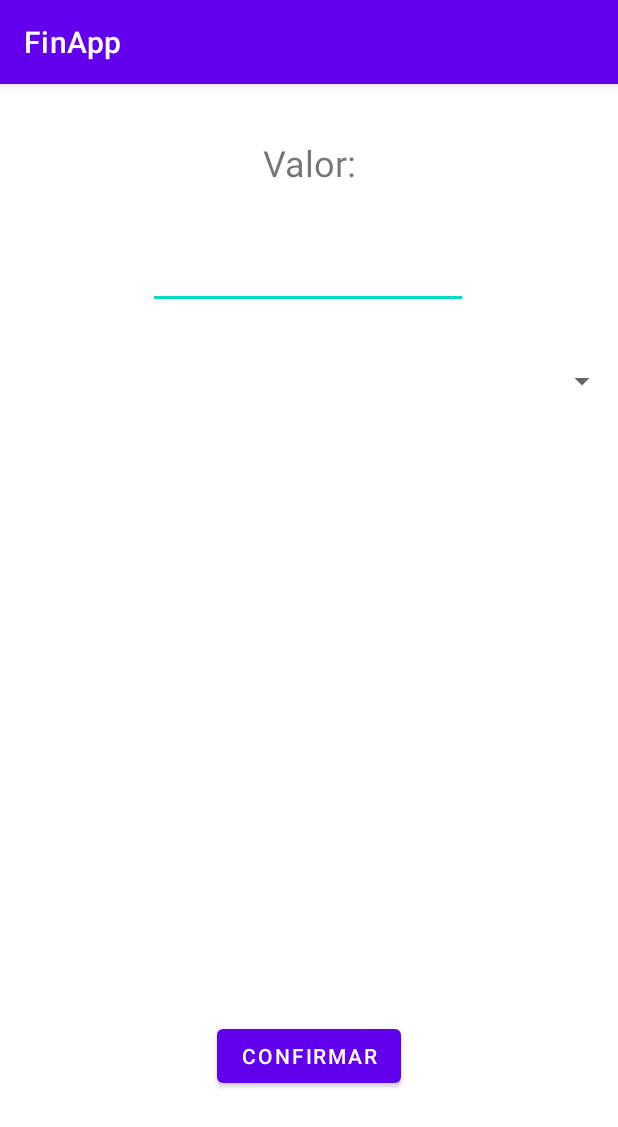
After one commit to carlosmeds/FinApp, an Android app: the AddTransactionActivity screen opened directly, with no data from a screen before it, on a phone screen of 412 x 824 dp. The commit adds this screen. Shown: the top 1127 px of the screen. Run offline under Robolectric (Android 15) with nearby library versions, the phone set to English and light mode, and no system bars.

Commit message:
Melhorias no SQLite

```diff
--- /dev/null
+++ b/app/src/main/res/layout/activity_add_transaction.xml
@@ -0,0 +1,54 @@
+<?xml version="1.0" encoding="utf-8"?>
+<androidx.constraintlayout.widget.ConstraintLayout xmlns:android="http://schemas.android.com/apk/res/android"
+    xmlns:app="http://schemas.android.com/apk/res-auto"
+    xmlns:tools="http://schemas.android.com/tools"
+    android:layout_width="match_parent"
+    android:layout_height="match_parent"
+    tools:context=".activity.AddTransactionActivity">
+
+    <EditText
+        android:id="@+id/inputValue"
+        android:layout_width="wrap_content"
+        android:layout_height="wrap_content"
+        android:layout_marginTop="36dp"
+        android:ems="10"
+        android:inputType="numberDecimal"
+        android:textAlignment="center"
+        app:layout_constraintEnd_toEndOf="parent"
+        app:layout_constraintHorizontal_bias="0.497"
+        app:layout_constraintStart_toStartOf="parent"
+        app:layout_constraintTop_toBottomOf="@+id/textValue" />
+
+    <TextView
+        android:id="@+id/textValue"
+        android:layout_width="wrap_content"
+        android:layout_height="wrap_content"
+        android:layout_marginTop="36dp"
+        android:text="Valor:"
+        android:textAlignment="center"
+        android:textSize="24sp"
+        app:layout_constraintEnd_toEndOf="parent"
+        app:layout_constraintStart_toStartOf="parent"
+        app:layout_constraintTop_toTopOf="parent" />
+
+    <Spinner
+        android:id="@+id/spinner"
+        android:layout_width="match_parent"
+        android:layout_height="wrap_content"
+        android:layout_marginTop="36dp"
+        app:layout_constraintTop_toBottomOf="@+id/inputValue"
+        tools:layout_editor_absoluteX="0dp" />
+
+    <Button
+        android:id="@+id/confirmTransaction"
+        android:layout_width="wrap_content"
+        android:layout_height="wrap_content"
+        android:layout_marginBottom="96dp"
+        android:onClick="onConfirmTransaction"
+        android:text="Confirmar"
+        android:textAlignment="center"
+        app:layout_constraintBottom_toBottomOf="parent"
+        app:layout_constraintEnd_toEndOf="parent"
+        app:layout_constraintStart_toStartOf="parent" />
+
+</androidx.constraintlayout.widget.ConstraintLayout>
--- a/app/src/main/res/layout/activity_dashboard.xml
+++ b/app/src/main/res/layout/activity_dashboard.xml
@@ -34,6 +34,7 @@
             android:layout_marginStart="16dp"
             android:layout_marginTop="32dp"
             android:layout_marginEnd="8dp"
+            android:onClick="onClick"
             android:text="Crédito"
             app:layout_constraintEnd_toStartOf="@+id/buttonDebit"
             app:layout_constraintStart_toStartOf="parent"
```
Also changed, not shown: app/src/main/AndroidManifest.xml (+5 -2 lines), app/src/main/java/br/ufpr/tads/finapp/activity/AddTransactionActivity.java (added, +56 -0 lines), app/src/main/java/br/ufpr/tads/finapp/activity/DashboardActivity.java (+18 -0 lines), app/src/main/java/br/ufpr/tads/finapp/helper/DBHelper.java (+27 -12 lines), app/src/main/java/br/ufpr/tads/finapp/helper/TransactionDAO.java (+4 -4 lines), app/src/main/java/br/ufpr/tads/finapp/model/TransactionType.java (+8 -3 lines).
